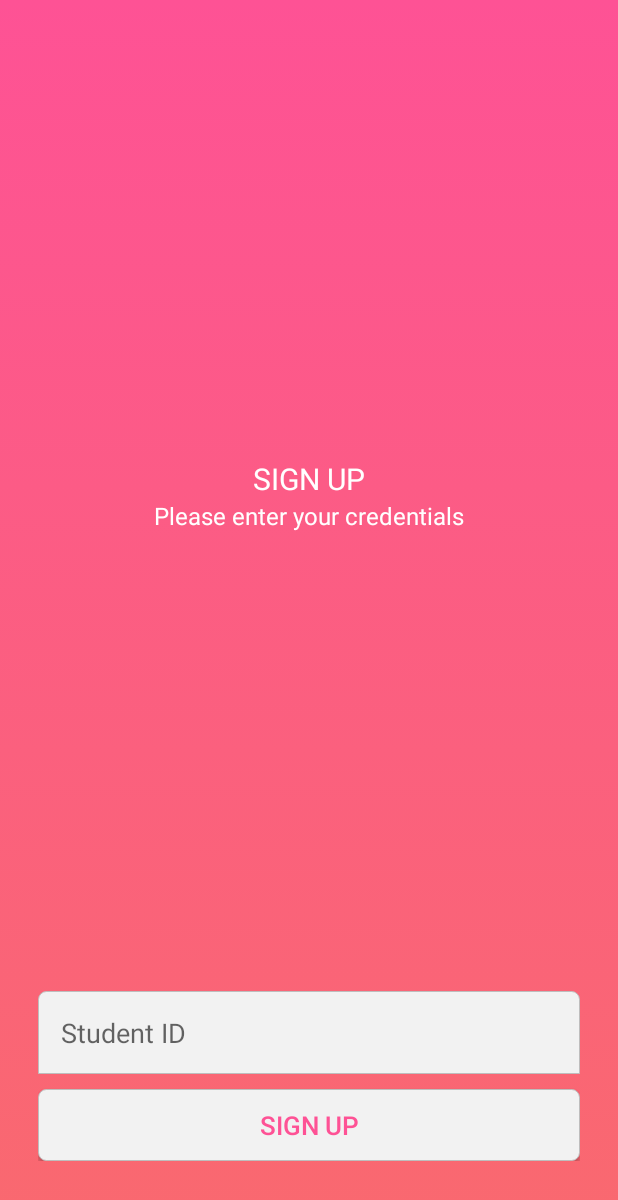
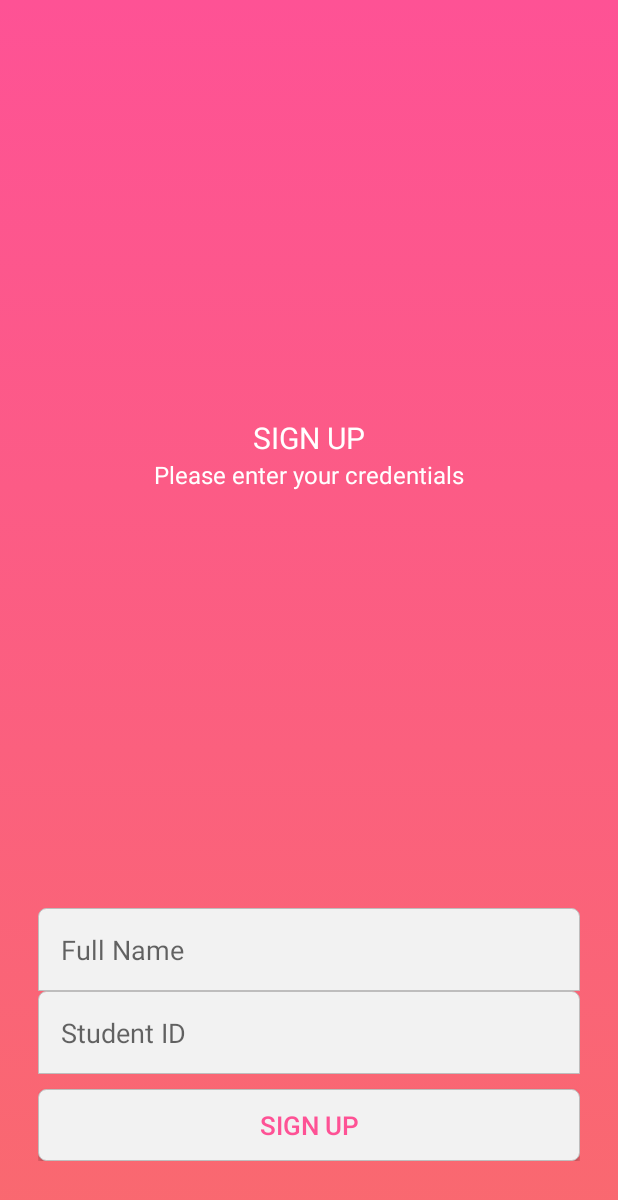
Before and after one commit to Ghamry0x1/android-attendance-system, an Android app: the RegisterActivity screen opened directly, with no data from a screen before it, after a tap on "SIGN UP", on a phone screen of 412 x 824 dp. Shown: the top 1200 px of the screen. Run offline under Robolectric (Android 15) with nearby library versions, the phone set to English and light mode, and no system bars; our stand-ins replace Volley.

Commit message:
App fully functional

```diff
--- a/mobile-client/app/build.gradle
+++ b/mobile-client/app/build.gradle
@@ -3,7 +3,7 @@ apply plugin: 'com.android.application'
 android {
     compileSdkVersion 28
     defaultConfig {
-        applicationId "com.example.student_app"
+        applicationId "com.example.mobile_client"
         minSdkVersion 27
         targetSdkVersion 28
         versionCode 1
--- a/mobile-client/app/src/main/AndroidManifest.xml
+++ b/mobile-client/app/src/main/AndroidManifest.xml
@@ -1,6 +1,6 @@
 <?xml version="1.0" encoding="utf-8"?>
 <manifest xmlns:android="http://schemas.android.com/apk/res/android"
-    package="com.example.student_app">
+    package="com.example.mobile_client">
 
     <uses-permission android:name="android.permission.CAMERA" />
     <uses-permission android:name="android.permission.INTERNET" />
@@ -14,9 +14,9 @@
         android:theme="@style/AppTheme"
         android:usesCleartextTraffic="true">
         <activity android:name=".RegisterActivity"></activity>
-        <activity android:name=".Main2Activity" />
+        <activity android:name=".LandingActivity" />
         <activity android:name=".ScanActivity" />
-        <activity android:name=".MainActivity">
+        <activity android:name=".LoginActivity">
             <intent-filter>
                 <action android:name="android.intent.action.MAIN" />
 
--- a/mobile-client/app/src/main/java/com/example/student_app/Constant.java
+++ b/mobile-client/app/src/main/java/com/example/mobile_client/Constant.java
@@ -1,4 +1,4 @@
-package com.example.student_app;
+package com.example.mobile_client;
 
 public class Constant {
     public static final String IntentID = "StdId";
@@ -29,4 +29,12 @@ public class Constant {
         }
         return false;
     }
+    public static boolean CheckName(String TempName){
+        if (TempName.length() > 3) {
+            if (TempName.indexOf(' ') != -1){
+                return true;
+            }
+        }
+        return false;
+    }
 }
--- /dev/null
+++ b/mobile-client/app/src/main/java/com/example/mobile_client/RegisterActivity.java
@@ -0,0 +1,91 @@
+package com.example.mobile_client;
+import android.content.SharedPreferences;
+import android.os.Bundle;
+import android.support.v7.app.AppCompatActivity;
+import android.util.Log;
+import android.view.View;
+import android.widget.Button;
+import android.widget.EditText;
+import android.widget.Toast;
+
+import com.android.volley.Request;
+import com.android.volley.RequestQueue;
+import com.android.volley.Response;
+import com.android.volley.VolleyError;
+import com.android.volley.toolbox.JsonObjectRequest;
+import com.android.volley.toolbox.Volley;
+
+import org.json.JSONException;
+import org.json.JSONObject;
+
+public class RegisterActivity extends AppCompatActivity {
+
+    Button Sign;
+    EditText StId;
+    EditText StName;
+
+    @Override
+    protected void onCreate(Bundle savedInstanceState) {
+        super.onCreate(savedInstanceState);
+        setContentView(R.layout.activity_register);
+
+        final RequestQueue queue = Volley.newRequestQueue(this);
+        Sign = findViewById(R.id.SignInBtn);
+        StId = findViewById(R.id.Idtxt);
+        StName = findViewById(R.id.Nametxt);
+
+        SharedPreferences pref = getApplicationContext().getSharedPreferences(Constant.MY_PREFS_NAME, MODE_PRIVATE);
+        final SharedPreferences.Editor editor = pref.edit();
+
+        Sign.setOnClickListener(new View.OnClickListener() {
+            @Override
+            public void onClick(View v) {
+                final String TempID = StId.getText().toString().trim();
+                final String TempName = StName.getText().toString().trim();
+                if (Constant.CheckName(TempName)){
+                    if (Constant.CheckID(TempID)) {
+                        try {
+                            JSONObject user = new JSONObject();
+                            JSONObject reader = new JSONObject();
+                            user.put("name", TempName);
+                            user.put("id", TempID);
+                            reader.put("student", user);
+                            JsonObjectRequest jsonObjectRequest = new JsonObjectRequest
+                                    (Request.Method.POST, Constant.RegisterURL, reader, new Response.Listener<JSONObject>() {
+
+                                        @Override
+                                        public void onResponse(JSONObject response) {
+                                            Toast.makeText(getApplicationContext(), getText(R.string.SignUpSuccess), Toast.LENGTH_SHORT).show();
+                                            editor.putString(Constant.PrefID, TempID);
+                                            editor.commit();
+                                            onBackPressed();
+                                        }
+                                    }, new Response.ErrorListener() {
+
+                                        @Override
+                                        public void onErrorResponse(VolleyError error) {
+                                            Log.d("tt", "code: " + error.networkResponse.statusCode);
+                                            if (error.networkResponse.statusCode == 400) {
+                                                Toast.makeText(getApplicationContext(), getText(R.string.SignUpDone), Toast.LENGTH_SHORT).show();
+                                            } else {
+                                                error.printStackTrace();
+                                                Toast.makeText(getApplicationContext(), getText(R.string.error), Toast.LENGTH_SHORT).show();
+                                            }
+                                            onBackPressed();
+                                        }
+                                    });
+
+                            queue.add(jsonObjectRequest);
+                        } catch (JSONException e) {
+                            e.printStackTrace();
+                        }
+                    } else {
+                        Toast.makeText(RegisterActivity.this, getText(R.string.InvalidID), Toast.LENGTH_SHORT).show();
+                    }
+                }else {
+                    Toast.makeText(RegisterActivity.this, getText(R.string.InvalidName), Toast.LENGTH_SHORT).show();
+                }
+            }
+        });
+    }
+}
--- a/mobile-client/app/src/main/java/com/example/student_app/ScanActivity.java
+++ b/mobile-client/app/src/main/java/com/example/mobile_client/ScanActivity.java
@@ -1,4 +1,4 @@
-package com.example.student_app;
+package com.example.mobile_client;
 
 import android.Manifest;
 import android.content.Intent;
@@ -29,7 +29,6 @@ import org.json.JSONObject;
 public class ScanActivity extends AppCompatActivity {
 
     private CodeScanner mCodeScanner;
-
 
     public void KillApp(){
         Toast.makeText(ScanActivity.this,getString(R.string.IdiotUser),Toast.LENGTH_SHORT).show();
@@ -71,8 +70,6 @@ public class ScanActivity extends AppCompatActivity {
                             JSONObject user = new JSONObject();
                             user.put("id", getIntent().getStringExtra(Constant.IntentID));
                             reader.put("student", user);
-                            Log.d("txt", reader.toString()+"");
-                            Log.d("txt", "run: @@@@@@@@@@@@@@@@@@@@@@@@@@@@@@@@@@@");
                             JsonObjectRequest jsonObjectRequest = new JsonObjectRequest
                                     (Request.Method.POST, Constant.AttendanceURL, reader, new Response.Listener<JSONObject>() {
 
--- a/mobile-client/app/src/main/java/com/example/student_app/RegisterActivity.java
+++ /dev/null
@@ -1,86 +0,0 @@
-package com.example.student_app;
-
-import android.content.SharedPreferences;
-import android.os.Bundle;
-import android.support.v7.app.AppCompatActivity;
-import android.util.Log;
-import android.view.View;
-import android.widget.Button;
-import android.widget.EditText;
-import android.widget.Toast;
-
-import com.android.volley.Request;
-import com.android.volley.RequestQueue;
-import com.android.volley.Response;
-import com.android.volley.VolleyError;
-import com.android.volley.toolbox.JsonObjectRequest;
-import com.android.volley.toolbox.Volley;
-
-import org.json.JSONException;
-import org.json.JSONObject;
-
-public class RegisterActivity extends AppCompatActivity {
-
-    Button Sign;
-    EditText StId;
-
-    @Override
-    protected void onCreate(Bundle savedInstanceState) {
-        super.onCreate(savedInstanceState);
-        setContentView(R.layout.activity_register);
-
-        final RequestQueue queue = Volley.newRequestQueue(this);
-        Sign = findViewById(R.id.SignInBtn);
-        StId = findViewById(R.id.Idtxt);
-        SharedPreferences pref = getApplicationContext().getSharedPreferences(Constant.MY_PREFS_NAME, MODE_PRIVATE);
-        final SharedPreferences.Editor editor = pref.edit();
-
-        Sign.setOnClickListener(new View.OnClickListener() {
-            @Override
-            public void onClick(View v) {
-                final String TempID = StId.getText().toString().trim();
-                if(Constant.CheckID(TempID)){
-                    try {
-                        JSONObject user = new JSONObject();
-                        JSONObject reader = new JSONObject();
-                        user.put("id", TempID);
-                        reader.put("student", user);
-                        Log.d("txt", reader.toString()+"");
-                        Log.d("txt", "run: @@@@@@@@@@@@@@@@@@@@@@@@@@@@@@@@@@@");
-                        JsonObjectRequest jsonObjectRequest = new JsonObjectRequest
-                                (Request.Method.POST, Constant.RegisterURL, reader, new Response.Listener<JSONObject>() {
-
-                                    @Override
-                                    public void onResponse(JSONObject response) {
-                                        Toast.makeText(getApplicationContext(), getText(R.string.SignUpSuccess), Toast.LENGTH_SHORT).show();
-                                        Log.d("asdas", "onResponse: "+ response.toString());
-                                        editor.putString(Constant.PrefID, TempID);
-                                        editor.commit();
-                                        onBackPressed();
-                                    }
-                                }, new Response.ErrorListener() {
-
-                                    @Override
-                                    public void onErrorResponse(VolleyError error) {
-                                        Log.d("tt", "code: " + error.networkResponse.statusCode);
-                                        if (error.networkResponse.statusCode == 400) {
-                                            Toast.makeText(getApplicationContext(), getText(R.string.SignUpDone), Toast.LENGTH_SHORT).show();
-                                        }else{
-                                            error.printStackTrace();
-                                            Toast.makeText(getApplicationContext(), getText(R.string.error), Toast.LENGTH_SHORT).show();
-                                        }
-                                        onBackPressed();
-                                    }
-                                });
-
-                        queue.add(jsonObjectRequest);
-                    } catch (JSONException e) {
-                        e.printStackTrace();
-                    }
-                }else{
-                    Toast.makeText(RegisterActivity.this,getText(R.string.InvalidID),Toast.LENGTH_SHORT).show();
-                }
-            }
-        });
-    }
-}
--- a/mobile-client/app/src/main/res/layout/activity_main2.xml
+++ b/mobile-client/app/src/main/res/layout/activity_landing.xml
@@ -7,7 +7,7 @@
     android:background="@drawable/bg"
     android:gravity="center"
     android:orientation="vertical"
-    tools:context=".Main2Activity">
+    tools:context=".LandingActivity">
 
     <ImageView
         android:id="@+id/imageView3"
--- a/mobile-client/app/src/main/res/layout/activity_register.xml
+++ b/mobile-client/app/src/main/res/layout/activity_register.xml
@@ -49,6 +49,16 @@
 
 
         <EditText
+            android:id="@+id/Nametxt"
+            android:layout_width="match_parent"
+            android:layout_height="wrap_content"
+            android:background="@drawable/edit_text_top"
+            android:hint="@string/Name"
+            android:importantForAutofill="no"
+            android:inputType="textPersonName"
+            android:padding="15dp" />
+
+        <EditText
             android:id="@+id/Idtxt"
             android:layout_width="match_parent"
             android:layout_height="wrap_content"
--- a/mobile-client/app/src/main/res/values/strings.xml
+++ b/mobile-client/app/src/main/res/values/strings.xml
@@ -1,5 +1,5 @@
 <resources>
-    <string name="app_name">Student-app</string>
+    <string name="app_name">mobile-client</string>
     <string name="ID">Student ID</string>
     <string name="pass">Password</string>
     <string name="sign_in">SIGN IN</string>
@@ -8,8 +8,10 @@
     <string name="NoAcc">Don\'t Have an Account?  Sign Up</string>
     <string name="IdiotUser">Please enable camera permission</string>
     <string name="InvalidID">Enter a valid ID</string>
+    <string name="InvalidName">Enter a valid name</string>
     <string name="ImgDesc">Ain Shams logo</string>
     <string name="CourseCode">CSE437</string>
+    <string name="Name">Full Name</string>
     <string name="CourseName">Mobile Computing</string>
     <string name="ScanCode">Scan Code</string>
     <string name="SignUpSuccess">Successfully signed up</string>
--- a/mobile-client/settings.gradle
+++ b/mobile-client/settings.gradle
@@ -1,2 +1,2 @@
 include ':app'
-rootProject.name='Student-app'
+rootProject.name='mobile-client'
```
Also changed, not shown: mobile-client/app/src/main/java/com/example/mobile_client/LandingActivity.java (renamed from mobile-client/app/src/main/java/com/example/student_app/Main2Activity.java, +5 -5 lines), mobile-client/app/src/main/java/com/example/mobile_client/LoginActivity.java (renamed from mobile-client/app/src/main/java/com/example/student_app/MainActivity.java, +8 -14 lines), mobile-client/app/src/main/res/layout/activity_login.xml (renamed from mobile-client/app/src/main/res/layout/activity_main.xml), mobile-client/gradle/wrapper/gradle-wrapper.properties, 4 other files.
